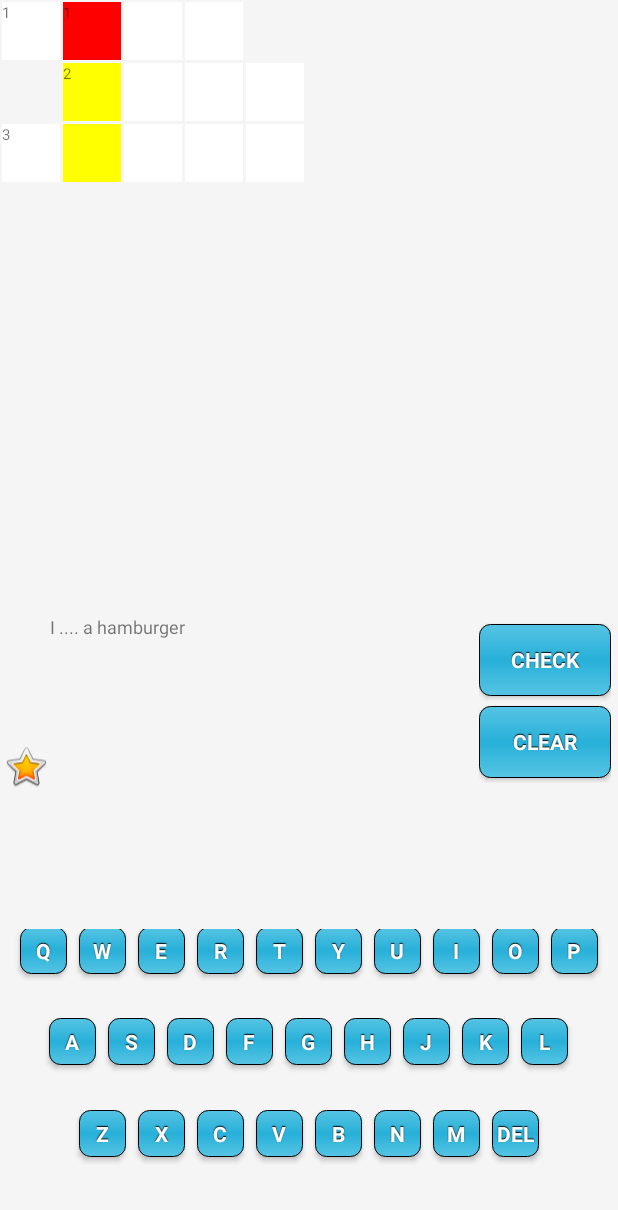
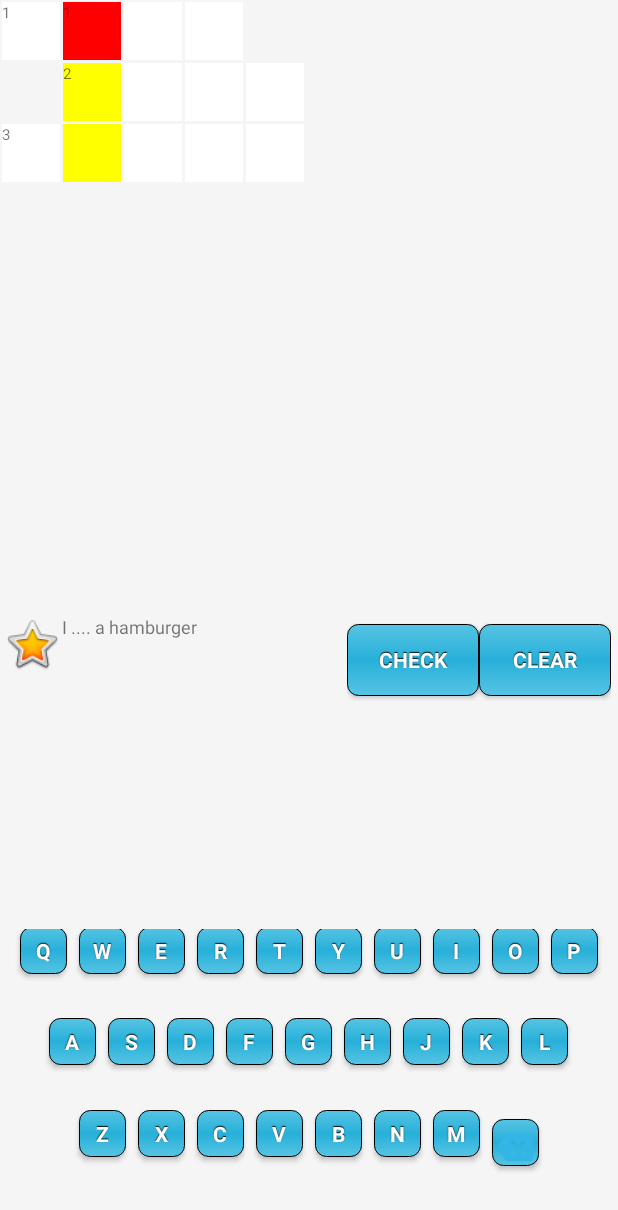
Before and after one commit to nguyenson2012/PuzzleWord, an Android app: the MainActivity screen opened directly, with no data from a screen before it, on a phone screen of 412 x 824 dp. Shown: the top 1210 px of the screen. Run offline under Robolectric (Android 15) with nearby library versions, the phone set to English and light mode, and no system bars; our stand-ins replace AdMob; libraries missing offline, so code that uses them is left out: com.nostra13.universalimageloader; 12 statements that could not run were skipped.

Commit message:
update layout main activity

```diff
--- a/app/src/main/java/com/example/asus/puzzleword/activity/MainActivity.java
+++ b/app/src/main/java/com/example/asus/puzzleword/activity/MainActivity.java
@@ -1,3 +1,4 @@
+
 package com.example.asus.puzzleword.activity;
 
 import android.app.Activity;
@@ -56,12 +57,12 @@ public class MainActivity extends Activity implements GridviewAdapter.OnItemGrid
     private WordObjectsManager objManger = WordObjectsManager.getInstance();
     private GridviewAdapter adapter;
     private Button btCheckAnswer;
-//    private Button btSolve;
+    //    private Button btSolve;
     private Button btClear;
     private DisplayImageOptions opt;
     private ImageLoader imageLoader;
     private AdView mAdView;
-//    private ArrayList<WordObject> listQuestion;
+    //    private ArrayList<WordObject> listQuestion;
     private ArrayList<Bitmap> listBitmapImageQuestion;
     private StaticVariable staticVariable;
     private String prefName = "data";
@@ -413,7 +414,6 @@ public class MainActivity extends Activity implements GridviewAdapter.OnItemGrid
             if (wordObject.getResult().equals(objManger.getObjectAt(positionX, positionY).getResult())) {
                 //imgView_question.setImageBitmap(listBitmapImageQuestion.get(i));
                 imageLoader.displayImage(wordObject.getImageLink(), imgView_question, opt, new SimpleImageLoadingListener() {
-
                 });
             }
         }*/
--- a/app/src/main/res/layout/activity_main.xml
+++ b/app/src/main/res/layout/activity_main.xml
@@ -50,8 +50,8 @@
 
         <ImageView
             android:id="@+id/imageView"
-            android:layout_width="wrap_content"
-            android:layout_height="match_parent"
+            android:layout_width="@dimen/image_question_size"
+            android:layout_height="@dimen/image_question_size"
             android:layout_alignParentStart="true"
             android:layout_alignParentLeft="true"
             android:src="@android:drawable/btn_star_big_on"/>
@@ -72,7 +72,7 @@
             android:layout_marginBottom="@dimen/vertical_margin"
             android:layout_marginTop="@dimen/vertical_margin"
             android:layout_marginRight="@dimen/horizontal_margin"
-            android:orientation="vertical">
+            android:orientation="horizontal">
             <Button
                 android:id="@+id/btcheckAnswer"
                 style="@style/BlueButton"
@@ -413,7 +413,7 @@
                 android:layout_marginLeft="@dimen/button_blue_horizontal_margin"
                 android:layout_marginRight="@dimen/button_blue_horizontal_margin"
                 android:padding="0dp"
-                android:text="Del" />
+                android:drawableBottom="@drawable/ic_backspace" />
         </LinearLayout>
     </LinearLayout>
 
```
Also changed, not shown: app/src/main/res/assets/font/font_amputa.ttf (added), app/src/main/res/drawable-hdpi/ic_backspace.png (added), app/src/main/res/drawable-mdpi/ic_backspace.png (added), app/src/main/res/drawable-xhdpi/ic_backspace.png (added), app/src/main/res/drawable-xxhdpi/ic_backspace.png (added), app/src/main/res/drawable-xxxhdpi/ic_backspace.png (added).
